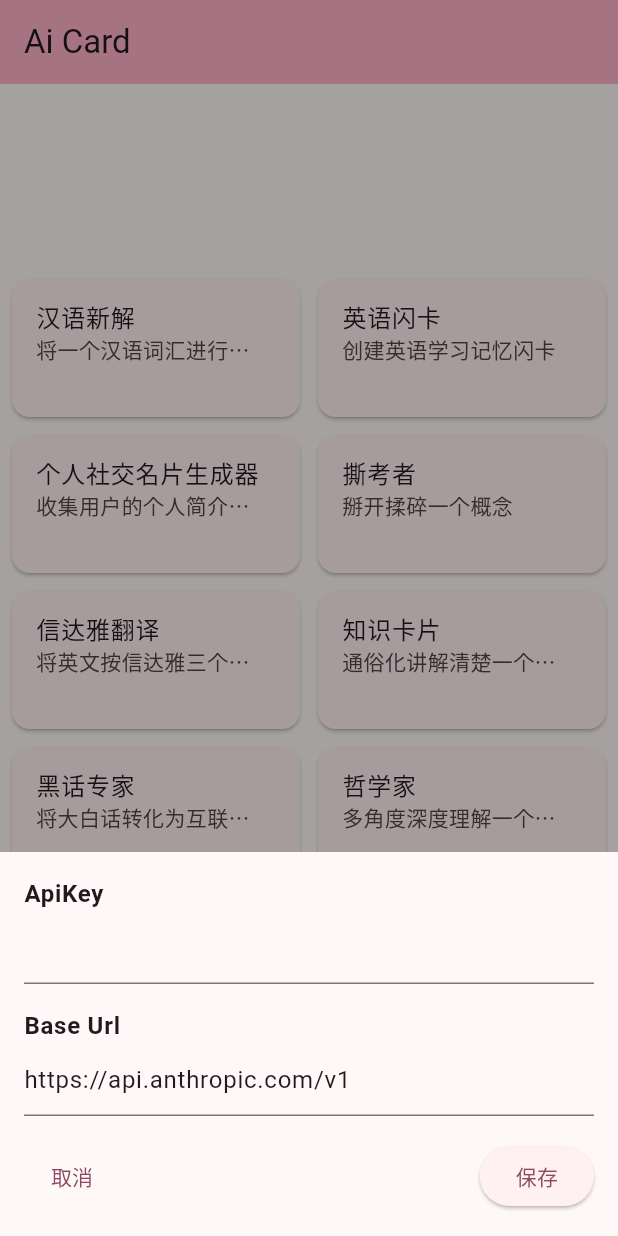
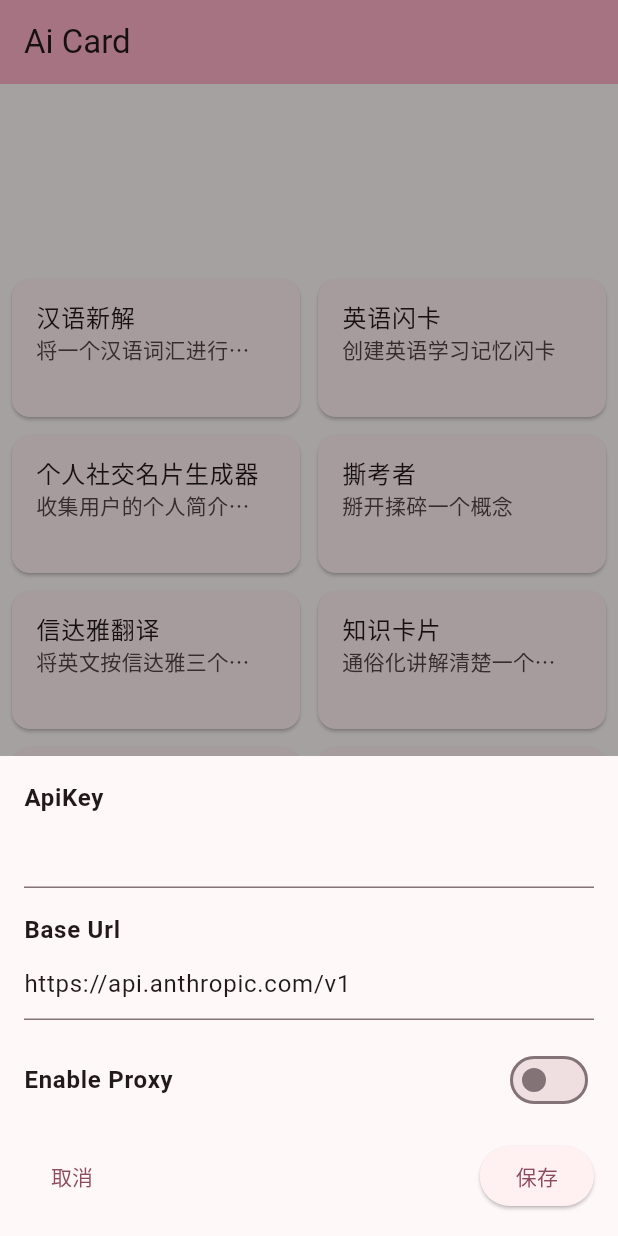
Before and after one commit to LeetaoGoooo/ai-card, a Flutter app: the screen it shows after launch, after a tap on the "settings" icon, on a phone screen of 412 x 824 dp. Run offline on Flutter 3.47's test engine with Material 3 defaults, Android fonts, the phone set to English and light mode, and no system bars; our stand-ins replace device_info_plus, flutter_svg, fluttertoast, modal_bottom_sheet, permission_handler, shared_preferences; missing offline and left inert: dart_openai, saver_gallery, system_proxy.

Commit message:
feat: enable proxy config

```diff
--- a/lib/api/claude.dart
+++ b/lib/api/claude.dart
@@ -50,7 +50,7 @@ class Claude {
       messages: requestMessages,
       temperature: 0.2,
       maxTokens: maxTokens,
-      // client: client
+      client: prefs.enableProxy ? client : null
     );
     return chatCompletion.choices.first.message.content?[0].text;
   }
--- a/lib/main.dart
+++ b/lib/main.dart
@@ -41,7 +41,7 @@ class _MyHomePageState extends State<MyHomePage> {
   final SharedPrefs sharedPrefs = SharedPrefs();
   late TextEditingController _apiKey;
   late final TextEditingController _endPoint;
-
+  bool _enableProxy = false;
 
   final List<Template> templates = [
     ChineseInterpretation(),
@@ -57,10 +57,14 @@ class _MyHomePageState extends State<MyHomePage> {
 
   @override
   void initState() {
+    initConfig();
+    super.initState();
+  }
+
+  void initConfig() {
+    _enableProxy = sharedPrefs.enableProxy;
     _apiKey = TextEditingController(text: sharedPrefs.apiKey ?? "");
-    _endPoint = TextEditingController(text:sharedPrefs.baseUrl ?? "");
-    super.initState();
-
+    _endPoint = TextEditingController(text: sharedPrefs.baseUrl ?? "");
   }
 
   @override
@@ -88,7 +92,9 @@ class _MyHomePageState extends State<MyHomePage> {
         onPressed: () {
           showMaterialModalBottomSheet(
             context: context,
-            builder: (context) => SingleChildScrollView(
+            builder: (context) {
+              return StatefulBuilder(builder: (context, StateSetter setState) {
+                return SingleChildScrollView(
                   controller: ModalScrollController.of(context),
                   child: Padding(
                     padding: const EdgeInsets.all(16),
@@ -97,23 +103,55 @@ class _MyHomePageState extends State<MyHomePage> {
                         mainAxisAlignment: MainAxisAlignment.center,
                         crossAxisAlignment: CrossAxisAlignment.start,
                         children: [
-                      Text('ApiKey', style: Theme.of(context).textTheme.bodyLarge?.copyWith(fontWeight: FontWeight.bold)),
+                          Text('ApiKey',
+                              style: Theme.of(context)
+                                  .textTheme
+                                  .bodyLarge
+                                  ?.copyWith(fontWeight: FontWeight.bold)),
                           TextFormField(
                             controller: _apiKey,
-                        validator: (value) => value!.isEmpty ? '请输入正确的 ApiKey' : null,
+                            validator: (value) =>
+                            value!.isEmpty ? '请输入正确的 ApiKey' : null,
                           ),
                           const SizedBox(height: 16),
-                      Text('Base Url', style: Theme.of(context).textTheme.bodyLarge?.copyWith(fontWeight: FontWeight.bold)),
+                          Text('Base Url',
+                              style: Theme.of(context)
+                                  .textTheme
+                                  .bodyLarge
+                                  ?.copyWith(fontWeight: FontWeight.bold)),
                           TextFormField(
                             controller: _endPoint,
-                        validator: (value) => value!.isEmpty ? '请输入正确的 Base Url' : null,
+                            validator: (value) =>
+                            value!.isEmpty ? '请输入正确的 Base Url' : null,
                           ),
                           const SizedBox(height: 16),
                           Row(
                             mainAxisAlignment: MainAxisAlignment.spaceBetween,
                             children: [
-                          TextButton(onPressed: () => Navigator.of(context).pop(), child: const Text("取消")),
-                          ElevatedButton(onPressed: () {
+                              Text('Enable Proxy',
+                                  style: Theme.of(context)
+                                      .textTheme
+                                      .bodyLarge
+                                      ?.copyWith(fontWeight: FontWeight.bold)),
+                              Switch(
+                                  value: _enableProxy,
+                                  onChanged: (val) {
+                                    sharedPrefs.enableProxy = val;
+                                    setState(() {
+                                      _enableProxy = val;
+                                    });
+                                  })
+                            ],
+                          ),
+                          const SizedBox(height: 16),
+                          Row(
+                            mainAxisAlignment: MainAxisAlignment.spaceBetween,
+                            children: [
+                              TextButton(
+                                  onPressed: () => Navigator.of(context).pop(),
+                                  child: const Text("取消")),
+                              ElevatedButton(
+                                  onPressed: () {
                                     sharedPrefs.apiKey = _apiKey.text.trim();
                                     sharedPrefs.baseUrl = _endPoint.text.trim();
                                     Fluttertoast.showToast(
@@ -122,16 +160,19 @@ class _MyHomePageState extends State<MyHomePage> {
                                         gravity: ToastGravity.CENTER,
                                         timeInSecForIosWeb: 1,
                                         textColor: Colors.white,
-                                fontSize: 16.0
-                            );
+                                        fontSize: 16.0);
                                     Navigator.of(context).pop();
-                          }, child: const Text("保存"))
+                                  },
+                                  child: const Text("保存"))
                             ],
                           )
-                    ],),
+                        ],
                       ),
                     ),
                   ),
+                );
+              });
+            },
           );
         },
         tooltip: 'Config',
--- a/lib/share_prefs.dart
+++ b/lib/share_prefs.dart
@@ -26,4 +26,10 @@ class SharedPrefs {
   set baseUrl(String? baseUrl) {
     _sharedPrefs.setString("baseUrl", baseUrl!);
   }
+
+  bool get enableProxy => _sharedPrefs.getBool("enableProxy") ?? false;
+
+  set enableProxy(bool? enableProxy)  {
+     _sharedPrefs.setBool("enableProxy", enableProxy!);
+  }
 }
--- a/lib/templates/index.dart
+++ b/lib/templates/index.dart
@@ -1,5 +1,6 @@
 library templates;
 
+import 'package:flutter_svg/flutter_svg.dart';
 import 'package:word_to_card/api/claude.dart';
 part 'template.dart';
 part 'social_card.dart';
--- a/lib/templates/template.dart
+++ b/lib/templates/template.dart
@@ -23,7 +23,6 @@ abstract class Template {
       final Match? svgMatch = svgRegex.firstMatch(res);
       final svgString = svgMatch?.group(0);
       if (svgString == null) {
-        print("There is no svg returned in the response, please try again");
         throw Exception("There is no svg returned in the response, please try again");
       }
       return svgString;
```
Lines whose indentation alone changed are shown as unchanged.
